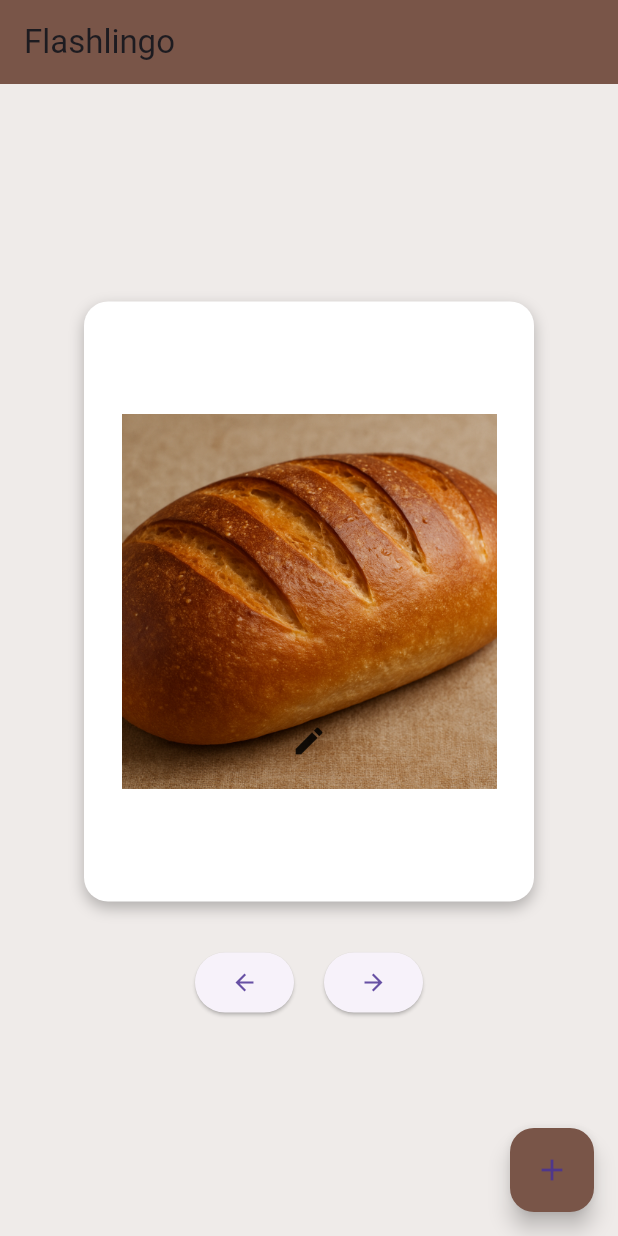
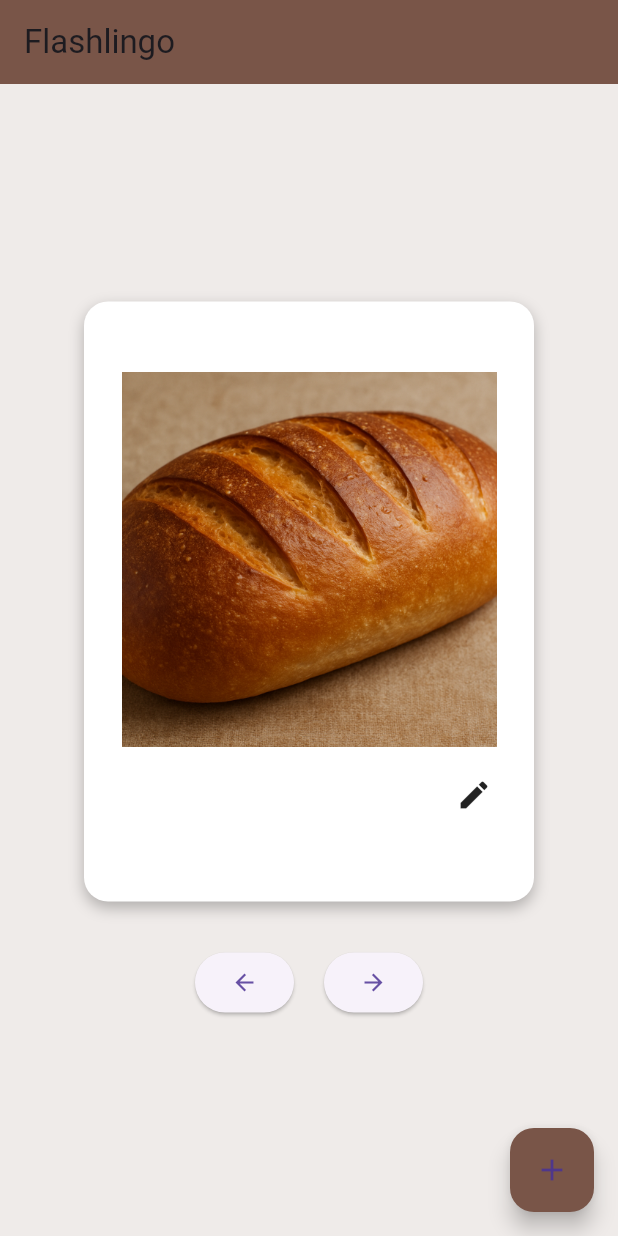
Before and after one commit to AmonBrollo/FlashLingo, a Flutter app: the screen it shows after launch, on a phone screen of 412 x 824 dp. Run offline on Flutter 3.47's test engine with Material 3 defaults, Android fonts, the phone set to English and light mode, and no system bars; our stand-ins replace image_picker.

Commit message:
↘️ Move the edit icon to the bottom right of the flashcard

```diff
--- a/lib/main.dart
+++ b/lib/main.dart
@@ -150,10 +150,12 @@ class _FlashcardScreenState extends State<FlashcardScreen> {
                         fontWeight: FontWeight.bold,
                       ),
                     )
-                  : Stack(
-                      alignment: Alignment.bottomCenter,
+                  : Column(
+                      mainAxisAlignment: MainAxisAlignment.center,
+                      crossAxisAlignment: CrossAxisAlignment.stretch,
                       children: [
-                        flashcard.isAsset
+                        Center(
+                          child: flashcard.isAsset
                               ? Image.asset(
                                   flashcard.imagePath,
                                   width: 250,
@@ -166,12 +168,22 @@ class _FlashcardScreenState extends State<FlashcardScreen> {
                                   height: 250,
                                   fit: BoxFit.cover,
                                 ),
-                        Positioned(
-                          bottom: 8,
-                          child: IconButton(
-                            icon: const Icon(Icons.edit, color: Colors.black87),
+                        ),
+                        const SizedBox(height: 8),
+                        Padding(
+                          padding: const EdgeInsets.only(right: 16.0),
+                          child: Row(
+                            mainAxisAlignment: MainAxisAlignment.end,
+                            children: [
+                              IconButton(
+                                icon: const Icon(
+                                  Icons.edit,
+                                  color: Colors.black87,
+                                ),
                                 tooltip: 'Change image',
                                 onPressed: changeCurrentImage,
+                              ),
+                            ],
                           ),
                         ),
                       ],
```
Lines whose indentation alone changed are shown as unchanged.
